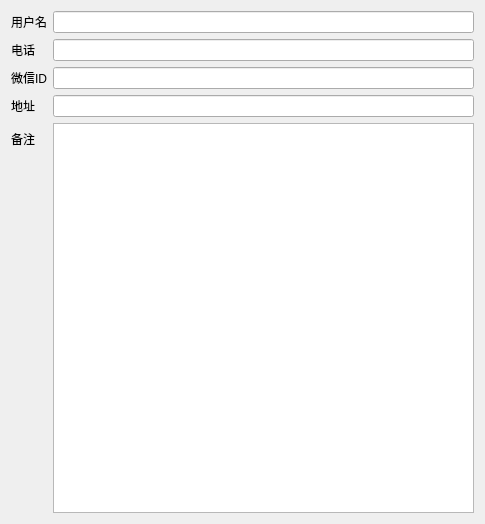
Before: the Qt Designer form add_user_dialog.ui in sheldon0227/WHS, drawn with Qt 5.
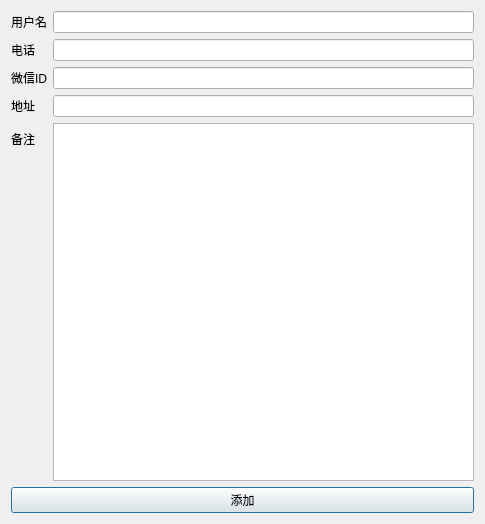
After: the same form once the commit is applied.

What changed in the file:
```diff
--- a/add_user_dialog.ui
+++ b/add_user_dialog.ui
@@ -81,6 +81,13 @@
      </item>
     </layout>
    </item>
+   <item row="1" column="0">
+    <widget class="QPushButton" name="addUserButton">
+     <property name="text">
+      <string>添加</string>
+     </property>
+    </widget>
+   </item>
   </layout>
  </widget>
  <resources/>
```
Left out of the diff: 8 changed lines with no effect on the pictures.
